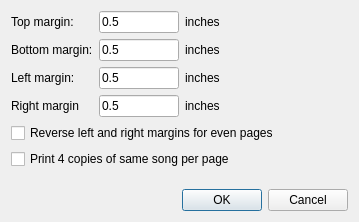
matvey83/softChord, file src/softchordeditor_pdf_dialog.ui: the form before one commit.
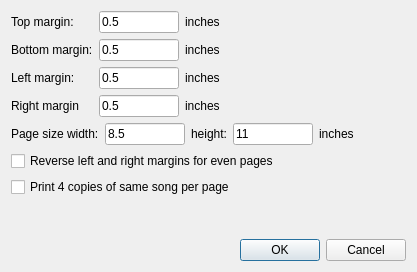
The form after the commit.

Commit message: Added support for page size, and fixed PDF export on Mac

Diff of the .ui file:
```diff
--- a/src/softchordeditor_pdf_dialog.ui
+++ b/src/softchordeditor_pdf_dialog.ui
@@ -6,8 +6,8 @@
    <rect>
     <x>0</x>
     <y>0</y>
-    <width>359</width>
-    <height>222</height>
+    <width>417</width>
+    <height>272</height>
    </rect>
   </property>
   <property name="windowTitle">
@@ -139,6 +139,70 @@
      </item>
     </layout>
    </item>
+   <item>
+    <layout class="QHBoxLayout" name="horizontalLayout">
+     <item>
+      <widget class="QLabel" name="label_9">
+       <property name="text">
+        <string>Page size width:</string>
+       </property>
+      </widget>
+     </item>
+     <item>
+      <widget class="QLineEdit" name="page_width_ef">
+       <property name="maximumSize">
+        <size>
+         <width>80</width>
+         <height>16777215</height>
+        </size>
+       </property>
+       <property name="text">
+        <string>8.5</string>
+       </property>
+      </widget>
+     </item>
+     <item>
+      <widget class="QLabel" name="label_11">
+       <property name="text">
+        <string>height:</string>
+       </property>
+      </widget>
+     </item>
+     <item>
+      <widget class="QLineEdit" name="page_height_ef">
+       <property name="maximumSize">
+        <size>
+         <width>80</width>
+         <height>16777215</height>
+        </size>
+       </property>
+       <property name="text">
+        <string>11</string>
+       </property>
+      </widget>
+     </item>
+     <item>
+      <widget class="QLabel" name="label_10">
+       <property name="text">
+        <string>inches</string>
+       </property>
+      </widget>
+     </item>
+     <item>
+      <spacer name="horizontalSpacer_2">
+       <property name="orientation">
+        <enum>Qt::Horizontal</enum>
+       </property>
+       <property name="sizeHint" stdset="0">
+        <size>
+         <width>2</width>
+         <height>20</height>
+        </size>
+       </property>
+      </spacer>
+     </item>
+    </layout>
+   </item>
    <item>
     <widget class="QCheckBox" name="alternate_margins_box">
      <property name="text">
```
